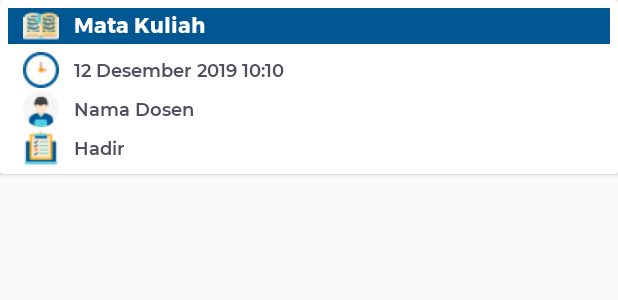
After one commit to bimamahendra/MaNgab, an Android app: the layout row_history_mhs.xml on its own in the app's theme, with its tools: preview values and no code run, on a phone screen of 412 x 824 dp. The commit adds this screen. Shown: the top 300 px of the screen. Run offline under Robolectric (Android 15) with nearby library versions, the phone set to English and light mode, and no system bars.

Commit message:
[IRFAN] Add history mhs

```diff
--- a/app/src/main/java/com/stiki/mangab/api/response/HistoryAbsensiMhsResponse.java
+++ b/app/src/main/java/com/stiki/mangab/api/response/HistoryAbsensiMhsResponse.java
@@ -8,7 +8,7 @@ public class HistoryAbsensiMhsResponse extends BaseResponse {
     @SerializedName("data")
     public List<HistoryAbsensiData> data;
 
-    static class HistoryAbsensiData {
+    public static class HistoryAbsensiData {
         @SerializedName("kode_matkul")
         public String kodeMatkul;
 
@@ -31,7 +31,7 @@ public class HistoryAbsensiMhsResponse extends BaseResponse {
         public String jadwalKelas;
 
         @SerializedName("status_absen")
-        public String statusAbsen;
+        public int statusAbsen;
 
         @SerializedName("jadwal_absen")
         public String jadwalAbsen;
--- /dev/null
+++ b/app/src/main/res/layout/row_history_mhs.xml
@@ -0,0 +1,108 @@
+<?xml version="1.0" encoding="utf-8"?>
+<androidx.cardview.widget.CardView
+    xmlns:android="http://schemas.android.com/apk/res/android"
+    android:layout_width="match_parent"
+    android:layout_height="wrap_content"
+    android:layout_marginBottom="7.5dp">
+
+    <LinearLayout
+        android:layout_width="match_parent"
+        android:layout_height="wrap_content"
+        android:orientation="vertical"
+        android:padding="5dp">
+
+        <LinearLayout
+            android:layout_width="match_parent"
+            android:layout_height="wrap_content"
+            android:background="@color/colorBlue">
+
+            <ImageView
+                android:layout_width="wrap_content"
+                android:layout_height="wrap_content"
+                android:src="@drawable/icon_book2"
+                android:layout_marginEnd="10dp"
+                android:layout_marginStart="10dp"/>
+
+            <TextView
+                android:layout_width="wrap_content"
+                android:layout_height="wrap_content"
+                android:text="Mata Kuliah"
+                android:fontFamily="@font/montserrat_bold"
+                android:layout_gravity="center_vertical"
+                android:textColor="@android:color/white"
+                android:id="@+id/tvMatkul"
+                android:textSize="14sp"/>
+        </LinearLayout>
+
+        <LinearLayout
+            android:layout_width="match_parent"
+            android:layout_height="wrap_content"
+            android:paddingTop="5dp">
+
+            <ImageView
+                android:layout_width="wrap_content"
+                android:layout_height="wrap_content"
+                android:src="@drawable/icon_clock"
+                android:layout_marginEnd="10dp"
+                android:layout_marginStart="10dp"/>
+
+            <TextView
+                android:layout_width="wrap_content"
+                android:layout_height="wrap_content"
+                android:text="12 Desember 2019 10:10"
+                android:fontFamily="@font/montserrat_semibold"
+                android:layout_gravity="center_vertical"
+                android:id="@+id/tvAbsen"
+                android:textSize="12sp"
+                android:textColor="@color/colorText"/>
+        </LinearLayout>
+
+        <LinearLayout
+            android:layout_width="match_parent"
+            android:layout_height="wrap_content"
+            android:layout_marginTop="2dp">
+
+            <ImageView
+                android:layout_width="wrap_content"
+                android:layout_height="wrap_content"
+                android:src="@drawable/icon_dosen"
+                android:layout_marginEnd="10dp"
+                android:layout_marginStart="10dp"/>
+
+            <TextView
+                android:layout_width="wrap_content"
+                android:layout_height="wrap_content"
+                android:text="Nama Dosen"
+                android:fontFamily="@font/montserrat_semibold"
+                android:layout_gravity="center_vertical"
+                android:id="@+id/tvNamaDosen"
+                android:textSize="12sp"
+                android:textColor="@color/colorText"/>
+        </LinearLayout>
+
+        <LinearLayout
+            android:layout_width="match_parent"
+            android:layout_height="wrap_content"
+            android:layout_marginTop="2dp">
+
+            <ImageView
+                android:layout_width="wrap_content"
+                android:layout_height="wrap_content"
+                android:src="@drawable/icon_status"
+                android:layout_marginEnd="10dp"
+                android:layout_marginStart="10dp"/>
+
+            <TextView
+                android:layout_width="wrap_content"
+                android:layout_height="wrap_content"
+                android:text="Hadir"
+                android:fontFamily="@font/montserrat_semibold"
+                android:layout_gravity="center_vertical"
+                android:id="@+id/tvStatusKehadiran"
+                android:textSize="12sp"
+                android:textColor="@color/colorText"/>
+        </LinearLayout>
+
+    </LinearLayout>
+
+</androidx.cardview.widget.CardView>
```
Also changed, not shown: app/src/main/AndroidManifest.xml (+13 -10 lines), app/src/main/java/com/stiki/mangab/activity/HistoryMhsActivity.java (added, +53 -0 lines), app/src/main/java/com/stiki/mangab/activity/MainActivity.java (+9 -1 lines), app/src/main/java/com/stiki/mangab/adapter/HistoryMhsAdapter.java (added, +63 -0 lines), app/src/main/res/layout/activity_history_mhs.xml (added, +38 -0 lines).
